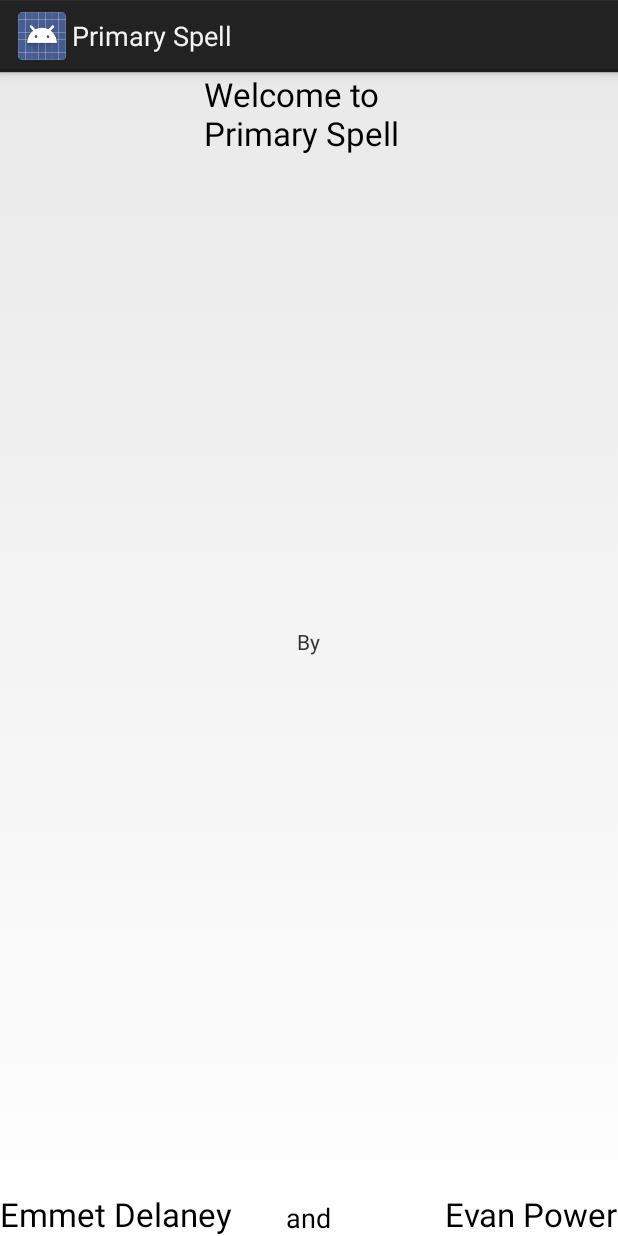
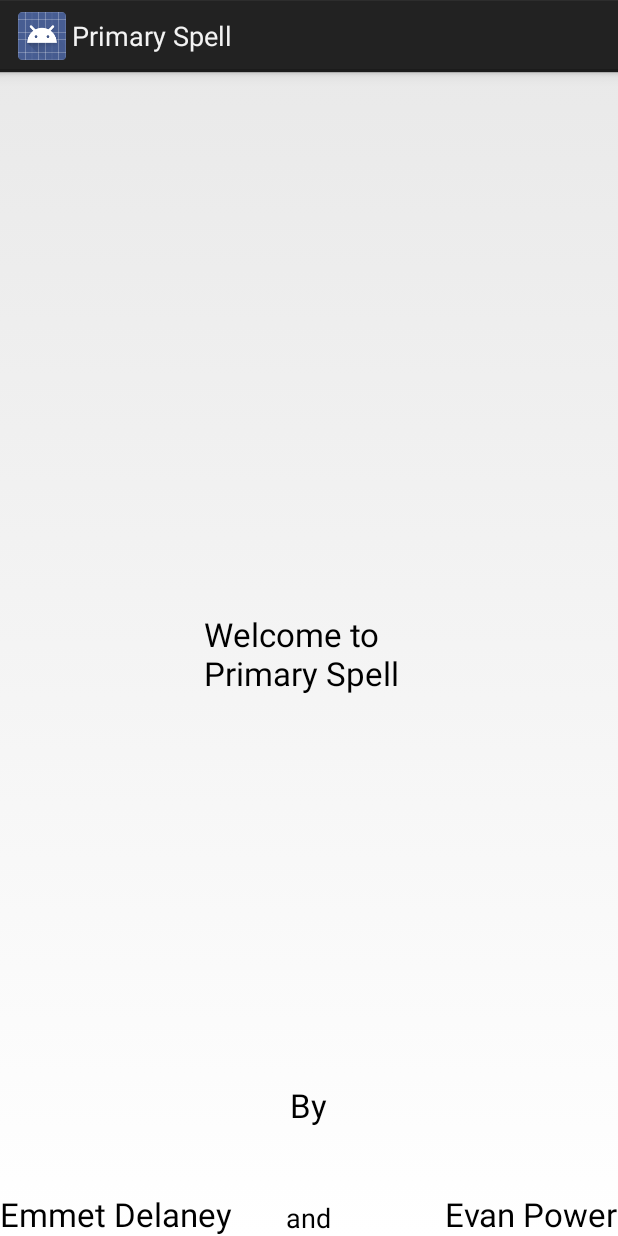
Before and after one commit to PowerTaxi/PrimarySpellT3, an Android app: the WelcomeActivity screen opened directly, with no data from a screen before it, on a phone screen of 412 x 824 dp. Run offline under Robolectric (Android 15) with nearby library versions, the phone set to English and light mode, and no system bars.

Commit message:
PrimarySpell v0.4.1
Changed welcome

```diff
--- a/app/src/main/res/layout/activity_welcome.xml
+++ b/app/src/main/res/layout/activity_welcome.xml
@@ -5,22 +5,6 @@
              android:layout_height="match_parent"
              tools:context="com.primary.spell.WelcomeActivity"
              tools:ignore="MergeRootFrame" >
-
-    <TextView
-        android:layout_width="140dp"
-        android:layout_height="55dp"
-        android:textAppearance="?android:attr/textAppearanceLarge"
-        android:text="Welcome to Primary Spell"
-        android:id="@+id/textView"
-        android:layout_gravity="center_horizontal|top" />
-
-    <TextView
-        android:layout_width="wrap_content"
-        android:layout_height="36dp"
-        android:textAppearance="?android:attr/textAppearanceSmall"
-        android:text="By"
-        android:id="@+id/textView2"
-        android:layout_gravity="center" />
 
     <TextView
         android:layout_width="wrap_content"
@@ -46,4 +30,20 @@
         android:id="@+id/textView5"
         android:layout_gravity="right|bottom" />
 
+    <TextView
+        android:layout_width="140dp"
+        android:layout_height="55dp"
+        android:textAppearance="?android:attr/textAppearanceLarge"
+        android:text="Welcome to Primary Spell"
+        android:id="@+id/textView"
+        android:layout_gravity="center" />
+
+    <TextView
+        android:layout_width="wrap_content"
+        android:layout_height="102dp"
+        android:textAppearance="?android:attr/textAppearanceLarge"
+        android:text="By"
+        android:id="@+id/textView2"
+        android:layout_gravity="center_horizontal|bottom" />
+
 </FrameLayout>
```
Also changed, not shown: 2 other files.
